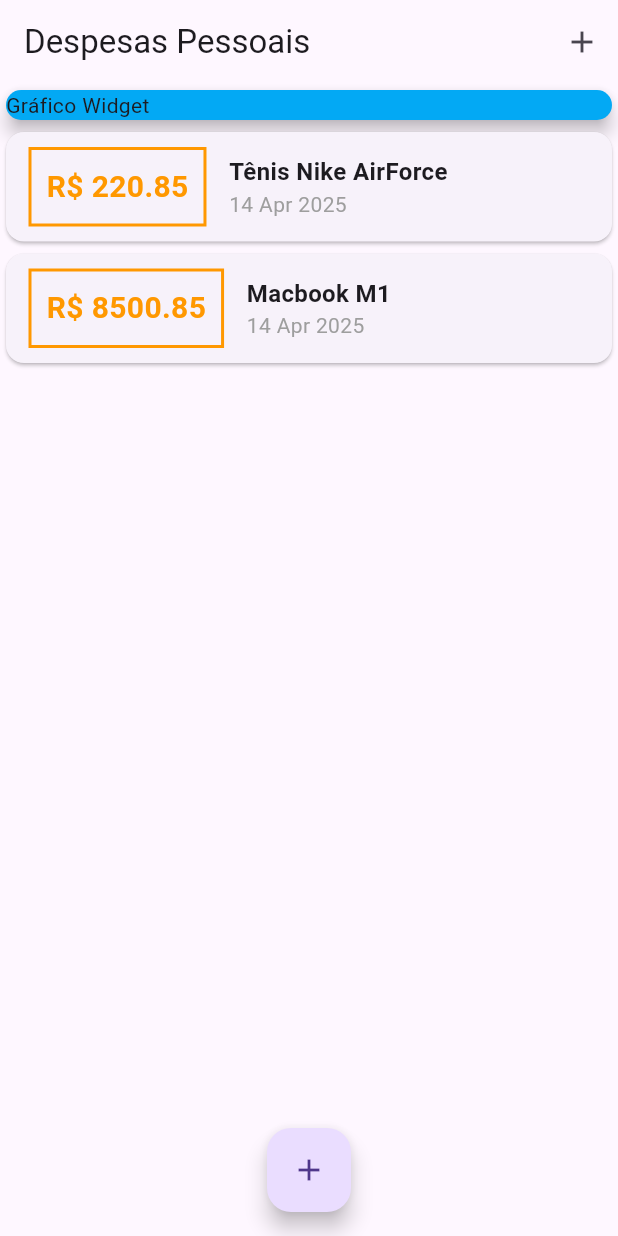
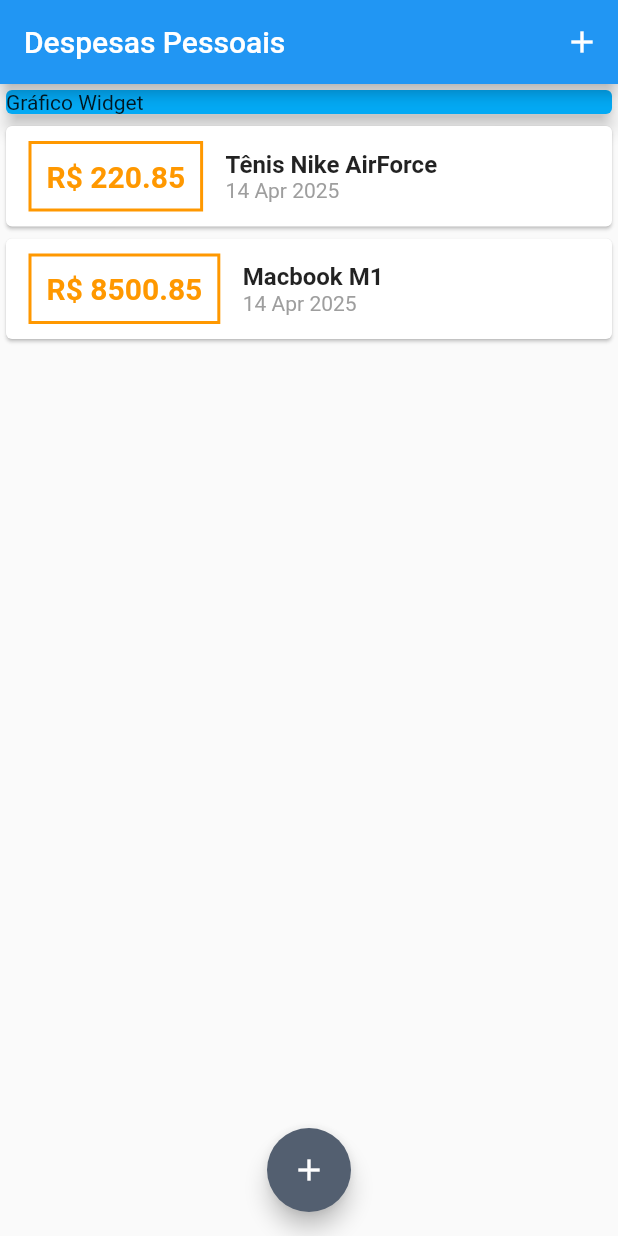
Before and after one commit to Victor-Valedev/ExpensesApp-Trilha-Mobile, a Flutter app: the screen it shows after launch, on a phone screen of 412 x 824 dp. Run offline on Flutter 3.47's test engine with Material 3 defaults, Android fonts, the light colour scheme and no system bars.

Commit message:
feat: estiliza tema do app

```diff
--- a/lib/main.dart
+++ b/lib/main.dart
@@ -7,9 +7,27 @@
 void main() => runApp(ExpensesApp());
 
 class ExpensesApp extends StatelessWidget {
+
+  final ThemeData tema = ThemeData(
+    useMaterial3: false,
+    appBarTheme: AppBarTheme(
+      backgroundColor: Colors.blue,
+      foregroundColor: Colors.white
+    ),
+    colorScheme: ColorScheme.fromSeed(
+      seedColor: Colors.blue,
+      primary: Colors.blue,
+    )
+  );
+
   @override
   Widget build(BuildContext context) {
-    return MaterialApp(debugShowCheckedModeBanner: false, home: MyHomePage());
+    return MaterialApp(
+      debugShowCheckedModeBanner: false,
+      home: MyHomePage(),
+      theme: tema,
+      )
+    ;
   }
 }
 
```
